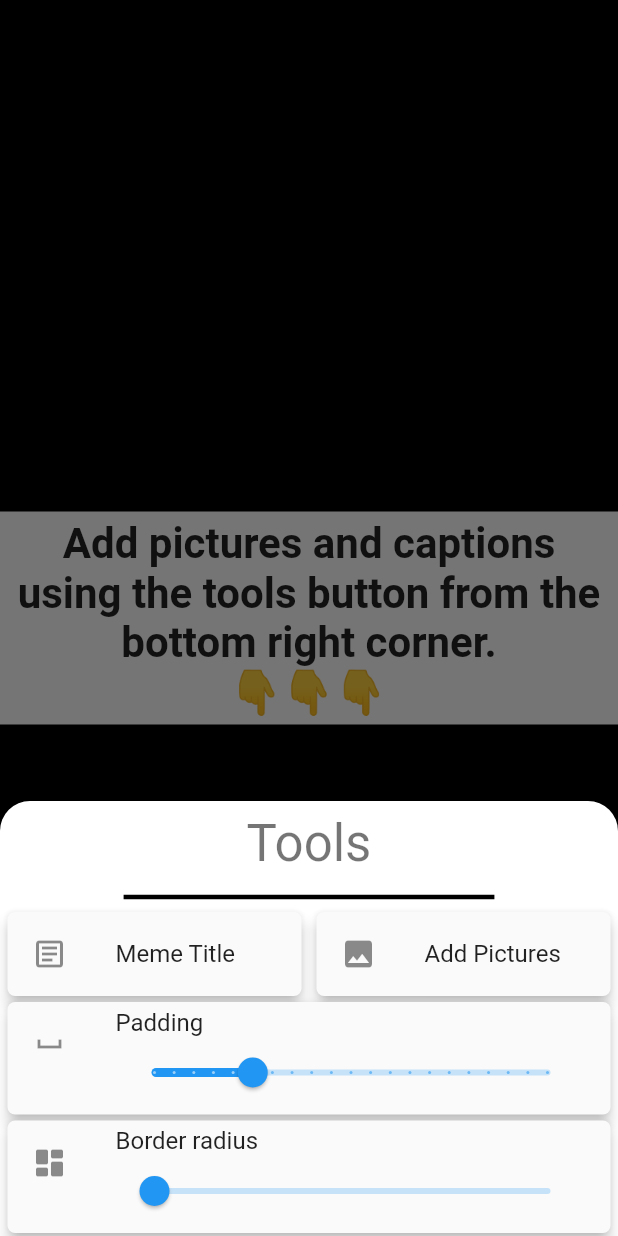
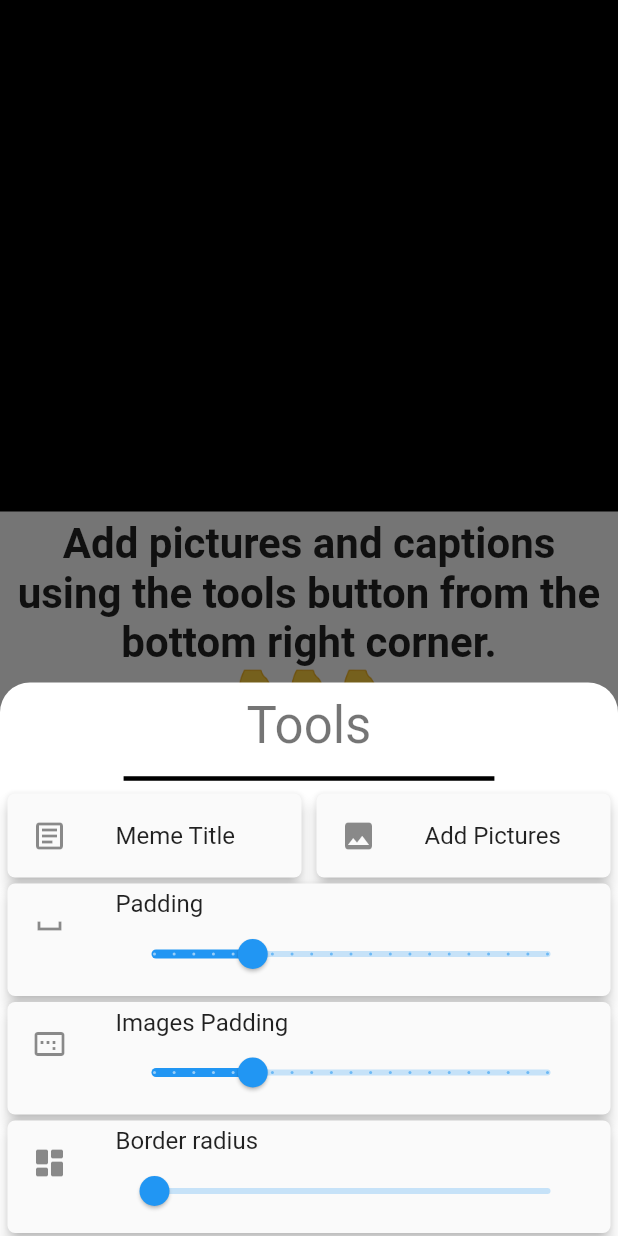
Before and after one commit to melWiss/meme_creator_2, a Flutter app: the screen it shows after launch, after a tap on "Tools", on a phone screen of 412 x 824 dp. Run offline on Flutter 3.47's test engine with Material 2 defaults, Android fonts, the phone set to English and light mode, and no system bars; our stand-ins replace rxdart, screenshot; missing offline and left inert: flex_color_picker, image_save, multi_media_picker.

Commit message:
seperated the padding into containerPadding and imagesPadding

```diff
--- a/lib/data.dart
+++ b/lib/data.dart
@@ -5,8 +5,9 @@ import 'package:flutter/material.dart';
 class MemeData {
   String title = "";
   List<Map<String, dynamic>> images = [];
-  double padding = 5;
+  double containerPadding = 5;
   double titlePadding = 5;
+  double imagesPadding = 5;
   double borderRadius = 0;
   double shadowWidth = 0;
   Color shadowColor = Colors.black;
--- a/lib/meme_creator_2.dart
+++ b/lib/meme_creator_2.dart
@@ -57,6 +57,7 @@ class _MemeCreatorState extends State<MemeCreator> {
                   child: Container(
                     width: MediaQuery.of(context).size.width,
                     color: Colors.white,
+                    padding: EdgeInsets.all(meme.containerPadding),
                     child: Column(
                       crossAxisAlignment: CrossAxisAlignment.stretch,
                       mainAxisAlignment: MainAxisAlignment.start,
@@ -77,7 +78,7 @@ class _MemeCreatorState extends State<MemeCreator> {
                           children: List.generate(
                             meme.images.length,
                             (index) => Padding(
-                              padding: EdgeInsets.all(meme.padding),
+                              padding: EdgeInsets.all(meme.imagesPadding),
                               child: ClipRRect(
                                 borderRadius:
                                     BorderRadius.circular(meme.borderRadius),
@@ -478,7 +479,8 @@ class _MemeCreatorState extends State<MemeCreator> {
                                                       BorderRadius.circular(5),
                                                   elevation: 4,
                                                   child: ListTile(
-                                                    title: Text('Title Color'),
+                                                    title:
+                                                        Text('Captions Color'),
                                                     leading:
                                                         Icon(Icons.color_lens),
                                                     trailing: Container(
@@ -531,17 +533,19 @@ class _MemeCreatorState extends State<MemeCreator> {
                                               ? MediaQuery.of(context)
                                                       .size
                                                       .width -
-                                                  meme.padding * 2
+                                                  meme.imagesPadding * 2 -
+                                                  meme.containerPadding * 2
                                               : MediaQuery.of(context)
                                                           .size
                                                           .width *
                                                       .5 -
-                                                  meme.padding * 2,
+                                                  meme.imagesPadding * 2 -
+                                                  meme.containerPadding,
                                           height: MediaQuery.of(context)
                                                       .size
                                                       .height *
                                                   .25 -
-                                              meme.padding *
+                                              meme.imagesPadding *
                                                   2 *
                                                   meme.images.length,
                                           fit: BoxFit.contain,
@@ -552,12 +556,12 @@ class _MemeCreatorState extends State<MemeCreator> {
                                             ? MediaQuery.of(context)
                                                     .size
                                                     .width -
-                                                meme.padding * 2
+                                                meme.imagesPadding * 2
                                             : MediaQuery.of(context)
                                                         .size
                                                         .width *
                                                     .5 -
-                                                meme.padding * 2,
+                                                meme.imagesPadding * 2,
                                         top: 5,
                                         child: Text(
                                           meme.images[index]['topText'],
@@ -574,12 +578,12 @@ class _MemeCreatorState extends State<MemeCreator> {
                                             ? MediaQuery.of(context)
                                                     .size
                                                     .width -
-                                                meme.padding * 2
+                                                meme.imagesPadding * 2
                                             : MediaQuery.of(context)
                                                         .size
                                                         .width *
                                                     .5 -
-                                                meme.padding * 2,
+                                                meme.imagesPadding * 2,
                                         bottom: 5,
                                         child: Text(
                                           meme.images[index]['bottomText'],
@@ -1152,14 +1156,41 @@ class _MemeCreatorState extends State<MemeCreator> {
                               title: Text("Padding"),
                               leading: Icon(Icons.space_bar),
                               subtitle: Slider(
-                                value: memeTools.data.padding,
+                                value: memeTools.data.containerPadding,
                                 divisions: 20,
-                                label:
-                                    memeTools.data.padding.toInt().toString(),
+                                label: memeTools.data.containerPadding
+                                    .toInt()
+                                    .toString(),
                                 max: 20,
                                 min: 0,
                                 onChanged: (value) {
-                                  meme.padding = value;
+                                  meme.containerPadding = value;
+                                  memeTools.sinkMeme(meme);
+                                },
+                              ),
+                            ),
+                          ),
+                        ),
+                        Padding(
+                          padding:
+                              EdgeInsets.symmetric(horizontal: 5, vertical: 2),
+                          child: Material(
+                            elevation: 4,
+                            borderRadius: BorderRadius.circular(5),
+                            clipBehavior: Clip.antiAlias,
+                            child: ListTile(
+                              title: Text("Images Padding"),
+                              leading: Icon(Icons.image_aspect_ratio),
+                              subtitle: Slider(
+                                value: memeTools.data.imagesPadding,
+                                divisions: 20,
+                                label: memeTools.data.imagesPadding
+                                    .toInt()
+                                    .toString(),
+                                max: 20,
+                                min: 0,
+                                onChanged: (value) {
+                                  meme.imagesPadding = value;
                                   memeTools.sinkMeme(meme);
                                 },
                               ),
```
